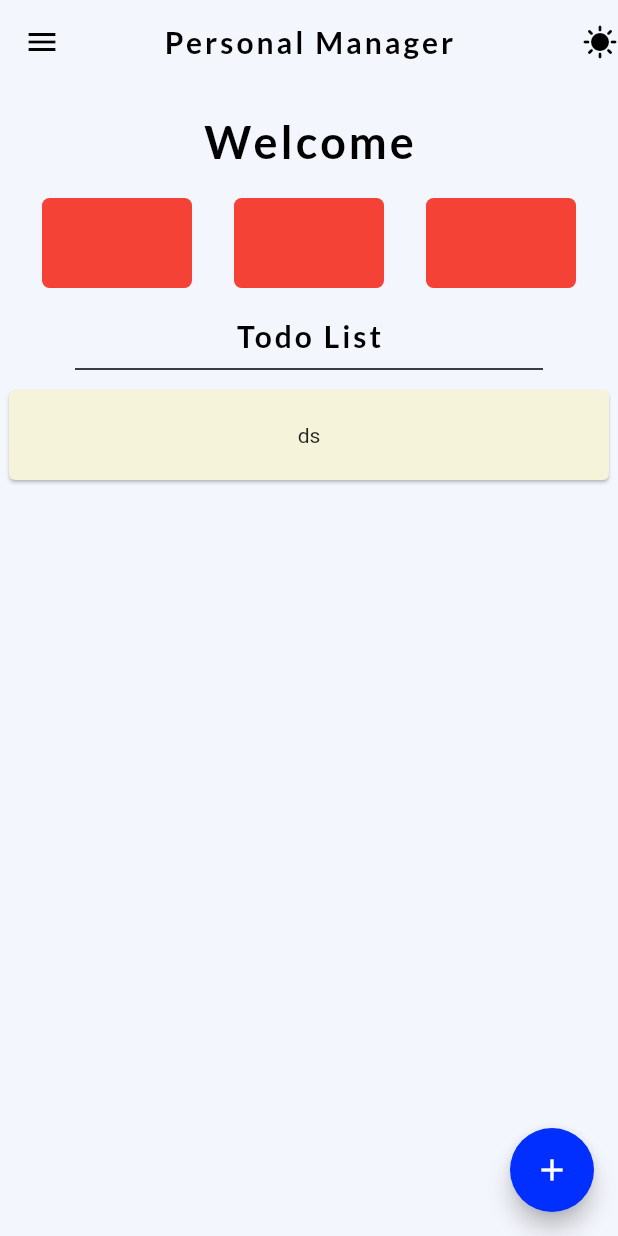
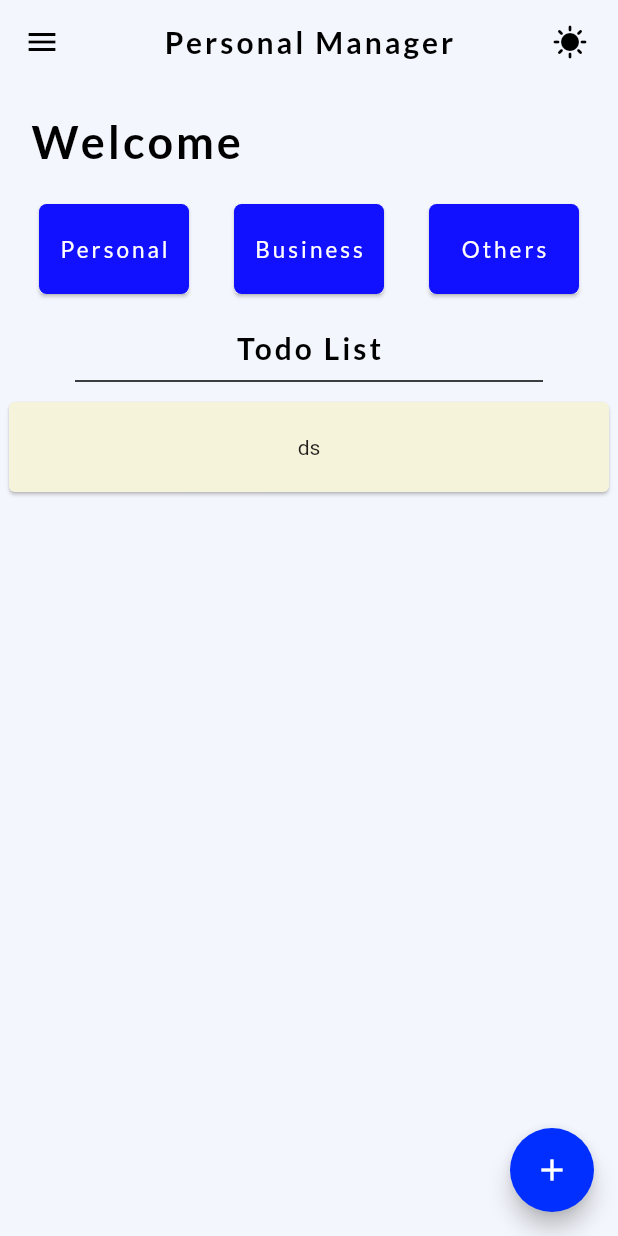
Before and after one commit to sayanths/educational_todu_test, a Flutter app: the screen it shows after launch, on a phone screen of 412 x 824 dp. Run offline on Flutter 3.47's test engine with Material 2 defaults, Android fonts, the phone set to English and light mode, and no system bars; our stand-ins replace get, google_fonts.

Commit message:
adding_page ui completed

```diff
--- a/lib/app/home_page/view/home_page.dart
+++ b/lib/app/home_page/view/home_page.dart
@@ -25,9 +25,12 @@ class HomePage extends StatelessWidget {
         ),
         centerTitle: true,
         actions: const [
-          Icon(
+          Padding(
+            padding: EdgeInsets.symmetric(horizontal: 20),
+            child: Icon(
               Icons.sunny,
               color: Colors.black,
+            ),
           )
         ],
       ),
@@ -37,7 +40,11 @@ class HomePage extends StatelessWidget {
             const SizedBox(
               height: 20,
             ),
-            Text(
+            Padding(
+              padding: const EdgeInsets.symmetric(horizontal: 20),
+              child: Align(
+                alignment: Alignment.centerLeft,
+                child: Text(
                   "Welcome",
                   style: GoogleFonts.lato(
                       fontSize: 30,
@@ -45,36 +52,17 @@ class HomePage extends StatelessWidget {
                       color: Colors.black,
                       fontWeight: FontWeight.bold),
                 ),
+              ),
+            ),
             const SizedBox(
               height: 20,
             ),
             Row(
               mainAxisAlignment: MainAxisAlignment.spaceEvenly,
-              children: [
-                Container(
-                  height: 60,
-                  width: 100,
-                  decoration: BoxDecoration(
-                    color: Colors.red,
-                    borderRadius: BorderRadius.circular(5),
-                  ),
-                ),
-                Container(
-                  height: 60,
-                  width: 100,
-                  decoration: BoxDecoration(
-                    color: Colors.red,
-                    borderRadius: BorderRadius.circular(5),
-                  ),
-                ),
-                Container(
-                  height: 60,
-                  width: 100,
-                  decoration: BoxDecoration(
-                    color: Colors.red,
-                    borderRadius: BorderRadius.circular(5),
-                  ),
-                ),
+              children: const [
+                CustomContainer(title: 'Personal'),
+                CustomContainer(title: 'Business'),
+                CustomContainer(title: 'Others'),
               ],
             ),
             const SizedBox(
@@ -104,7 +92,9 @@ class HomePage extends StatelessWidget {
                 child: Row(
                   mainAxisAlignment: MainAxisAlignment.center,
                   children: const [
-                    Text("ds"),
+                    Text(
+                      "ds",
+                    ),
                   ],
                 ),
               ),
@@ -115,9 +105,43 @@ class HomePage extends StatelessWidget {
       floatingActionButton: FloatingActionButton(
         child: const Icon(Icons.add),
         onPressed: () {
-          Get.to(() => AddingToList(), transition: Transition.cupertino);
+          Get.to(
+            () => const AddingToList(),
+            transition: Transition.cupertino,
+          );
         },
       ),
     );
   }
 }
+
+class CustomContainer extends StatelessWidget {
+  final String title;
+  const CustomContainer({
+    Key? key,
+    required this.title,
+  }) : super(key: key);
+
+  @override
+  Widget build(BuildContext context) {
+    return Card(
+      child: Container(
+        height: 60,
+        width: 100,
+        decoration: BoxDecoration(
+          color: const Color.fromARGB(255, 17, 17, 255),
+          borderRadius: BorderRadius.circular(5),
+        ),
+        child: Center(
+            child: Text(
+          title,
+          style: GoogleFonts.lato(
+              fontSize: 15,
+              letterSpacing: 2,
+              color: const Color.fromARGB(255, 255, 253, 253),
+              fontWeight: FontWeight.w400),
+        )),
+      ),
+    );
+  }
+}
```
Also changed, not shown: lib/app/add_list/controller/add_list_controller.dart (added, +7 -0 lines), lib/app/add_list/view/adding_to_list.dart (+106 -3 lines), lib/app/add_list/view/widget/custom_button.dart (added, +34 -0 lines), lib/app/home_page/view/widget/fade_animation.dart (+30 -30 lines). Lines whose indentation alone changed are shown as unchanged.
